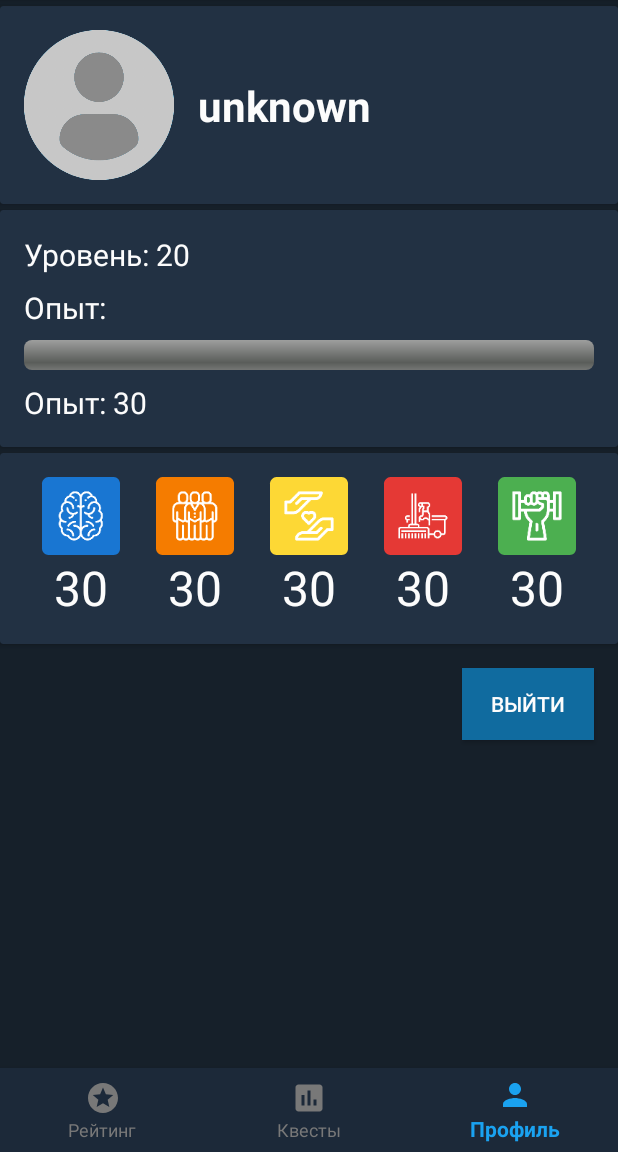
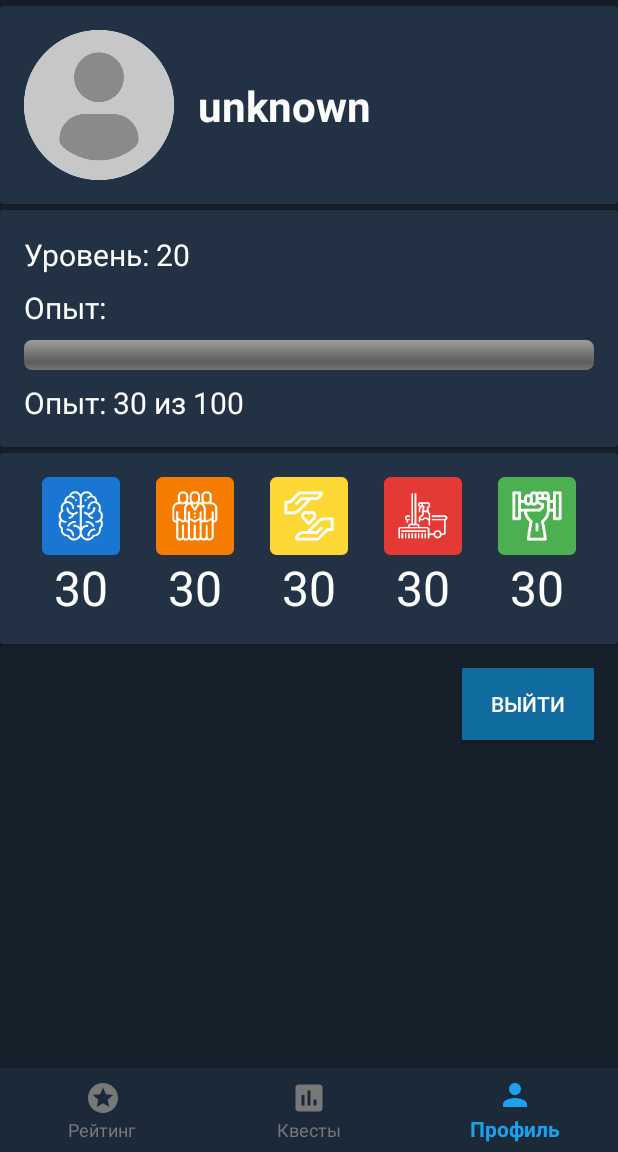
Before and after one commit to antihypecorp/TestProject2, an Android app: the HomeFragment screen opened directly, with no data from a screen before it, item 3 of the bottom bar chosen, on a phone screen of 412 x 824 dp, the part 84-1236 px from its top. Run offline under Robolectric (Android 15) with nearby library versions, the phone set to English and light mode, and no system bars; our stand-ins replace Room's generated code; libraries missing offline, so code that uses them is left out: android.arch.persistence, com.sasank.roundedhorizontalprogress; plain views replace RoundedHorizontalProgressBar; 4 statements that could not run were skipped.

Commit message:
Увше скуфеу ефыл игеещт3

```diff
--- a/app/src/main/java/com/example/korzhik/testproject/DashFragment.java
+++ b/app/src/main/java/com/example/korzhik/testproject/DashFragment.java
@@ -62,12 +62,14 @@ public class DashFragment extends Fragment {//профиль
 
     View v;
     private StoreProfileInfo spi;
+    private int nextLvlScore;
 
     @Nullable
     @Override
     public View onCreateView(@NonNull LayoutInflater inflater,
                              @Nullable ViewGroup container,
                              @Nullable Bundle savedInstanceState) {
+
 
         SharedPreferences preferences = PreferenceManager
                 .getDefaultSharedPreferences(
@@ -107,23 +109,27 @@ public class DashFragment extends Fragment {//профиль
         homeValue= v.findViewById(R.id.value_housekeeping);
         healthValue = v.findViewById(R.id.value_health);
 
+        nextLvlScore = ((number / 100 + 1) * 100);
         tvName.setText(username);
         tvLvl.setText("Уровень: " + Integer.toString(lvl));
-        tvNumber.setText("Опыт: " + Integer.toString(number));
+        tvNumber.setText("Опыт: " + Integer.toString(number) + " из " + nextLvlScore);
         iqValue.setText(Integer.toString(iq));
         socialValue.setText(Integer.toString(social));
         charityValue.setText(Integer.toString(charity));
         homeValue.setText(Integer.toString(home));
         healthValue.setText(Integer.toString(health));
 
+
         btnLogout = v.findViewById(R.id.button_logout);
 
 
 
-        float numbar = number;
+        float numbar = number; // колво очков опыта
         float maxlvl = (number / 100 + 1) * 100;
-        float barint = (numbar / maxlvl) * 100;
-        pb.animateProgress(1000, 0, 80);
+        float barint = numbar - 100 ;
+        int barshowint = Math.round(barint/100);
+        pb.animateProgress(500, 0, barshowint);
+
 
 
 //        spi = new StoreProfileInfo();
--- a/app/src/main/java/com/example/korzhik/testproject/HomeFragment.java
+++ b/app/src/main/java/com/example/korzhik/testproject/HomeFragment.java
@@ -18,6 +18,7 @@ import android.view.View;
 import android.view.ViewGroup;
 import android.widget.TextView;
 
+import java.io.IOException;
 import java.util.List;
 
 import retrofit2.Call;
@@ -35,6 +36,8 @@ public class HomeFragment extends Fragment implements LifecycleOwner {//нача
     TextView tvs_shorts[] = new TextView[5]; // массив кратких описаний квестов
     View supView;
     private QuestCardRepository questCardRepository;
+
+    private StoreProfileInfo spi;
 
 
     private SharedPreferences preferences;
@@ -72,6 +75,7 @@ public class HomeFragment extends Fragment implements LifecycleOwner {//нача
         questCardRepository = new QuestCardRepository(application);
 
         LiveData<List<QuestCard>> liveData = questCardRepository.getAllQuestCards();
+
 
         liveData.observe(HomeFragment.this, new Observer<List<QuestCard>>() {
             @Override
--- a/app/src/main/res/layout/fragment_dash.xml
+++ b/app/src/main/res/layout/fragment_dash.xml
@@ -102,7 +102,10 @@
                     android:layout_height="wrap_content"
                     android:layout_marginTop="8dp"
                     app:layout_constraintStart_toStartOf="parent"
-                    app:layout_constraintTop_toBottomOf="@id/exp_text" />
+                    app:layout_constraintTop_toBottomOf="@id/exp_text"
+                    app:backgroundColor="@color/colorTextHint"
+                    app:progressColor="@color/colorAccent"
+                    />
 
                 <TextView
                     android:id="@+id/quests_text"
```
Also changed, not shown: app/src/main/java/com/example/korzhik/testproject/QuestActivity.java (+8 -0 lines), app/src/main/java/com/example/korzhik/testproject/RegActivity.java (+18 -3 lines).
